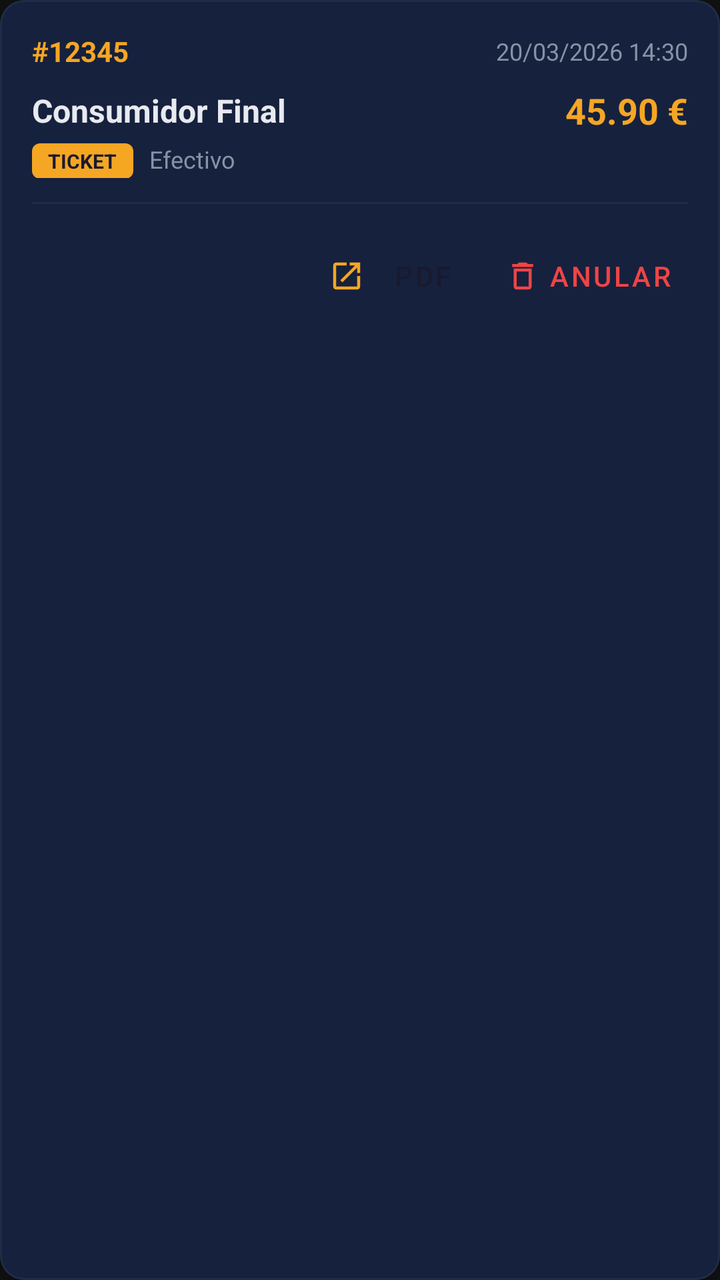
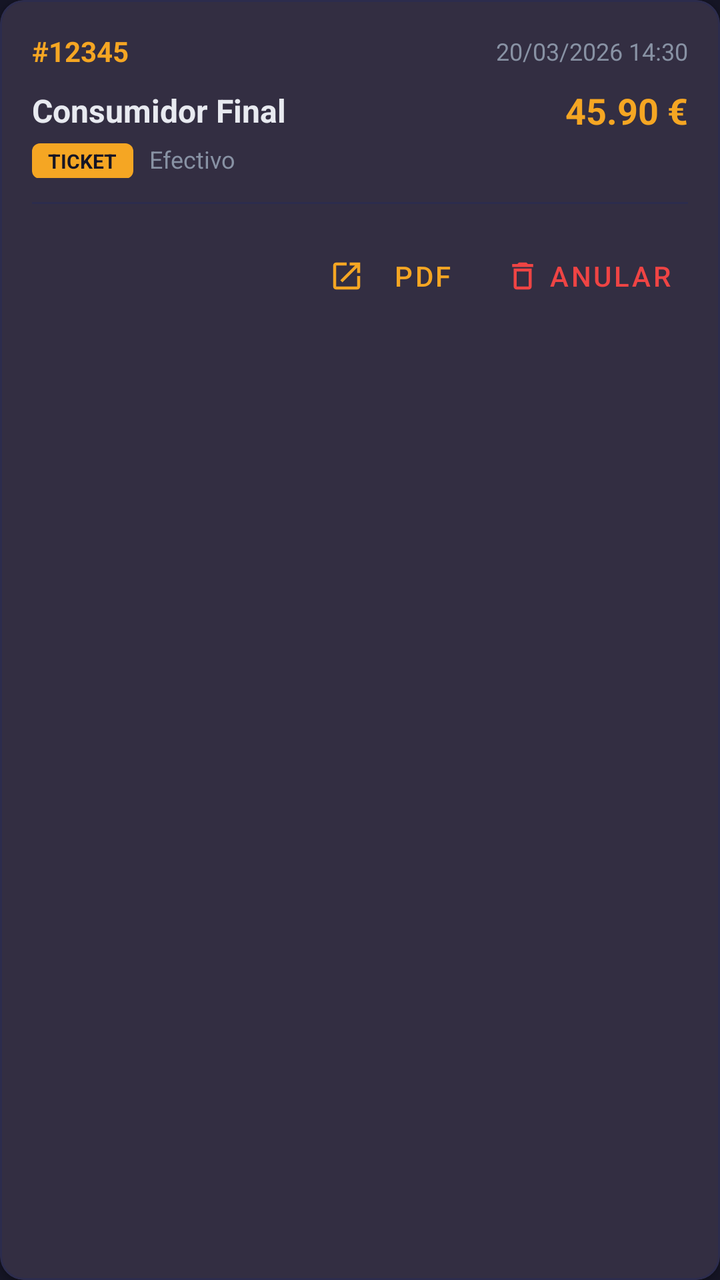

Screens rendered from an Android XML layout before and after an edit, with the pre-edit source and the edit as a unified diff.
<!-- AndroidManifest.xml: application theme Theme.Electrobazar -->
<!-- res/layout/item_invoice_admin.xml -->
<?xml version="1.0" encoding="utf-8"?>
<com.google.android.material.card.MaterialCardView xmlns:android="http://schemas.android.com/apk/res/android"
    xmlns:app="http://schemas.android.com/apk/res-auto"
    android:layout_width="match_parent"
    android:layout_height="wrap_content"
    android:layout_marginBottom="8dp"
    app:cardBackgroundColor="@color/secondary"
    app:cardCornerRadius="12dp"
    app:cardElevation="2dp"
    app:strokeColor="@color/border"
    app:strokeWidth="1dp">

    <LinearLayout
        android:layout_width="match_parent"
        android:layout_height="wrap_content"
        android:orientation="vertical"
        android:padding="16dp">

        <LinearLayout
            android:layout_width="match_parent"
            android:layout_height="wrap_content"
            android:gravity="center_vertical"
            android:orientation="horizontal">

            <TextView
                android:id="@+id/invoiceIdText"
                android:layout_width="0dp"
                android:layout_height="wrap_content"
                android:layout_weight="1"
                android:text="#12345"
                android:textColor="@color/accent"
                android:textSize="14sp"
                android:textStyle="bold" />

            <TextView
                android:id="@+id/invoiceDateText"
                android:layout_width="wrap_content"
                android:layout_height="wrap_content"
                android:text="20/03/2026 14:30"
                android:textColor="@color/text_muted"
                android:textSize="12sp" />
        </LinearLayout>

        <LinearLayout
            android:layout_width="match_parent"
            android:layout_height="wrap_content"
            android:layout_marginTop="8dp"
            android:gravity="center_vertical"
            android:orientation="horizontal">

            <TextView
                android:id="@+id/invoiceCustomerText"
                android:layout_width="0dp"
                android:layout_height="wrap_content"
                android:layout_weight="1"
                android:text="Consumidor Final"
                android:textColor="@color/text_main"
                android:textSize="16sp"
                android:textStyle="bold" />

            <TextView
                android:id="@+id/invoiceTotalText"
                android:layout_width="wrap_content"
                android:layout_height="wrap_content"
                android:text="45.90 €"
                android:textColor="@color/accent"
                android:textSize="18sp"
                android:textStyle="bold" />
        </LinearLayout>

        <LinearLayout
            android:layout_width="match_parent"
            android:layout_height="wrap_content"
            android:layout_marginTop="4dp"
            android:orientation="horizontal">

            <TextView
                android:id="@+id/invoiceTypeText"
                android:layout_width="wrap_content"
                android:layout_height="wrap_content"
                android:background="@drawable/badge_bg_ticket"
                android:paddingHorizontal="8dp"
                android:paddingVertical="2dp"
                android:text="TICKET"
                android:textColor="@color/primary"
                android:textSize="10sp"
                android:textStyle="bold" />

            <TextView
                android:id="@+id/invoiceMethodText"
                android:layout_width="wrap_content"
                android:layout_height="wrap_content"
                android:layout_marginStart="8dp"
                android:text="Efectivo"
                android:textColor="@color/text_muted"
                android:textSize="12sp" />

            <TextView
                android:id="@+id/invoiceStatusText"
                android:layout_width="wrap_content"
                android:layout_height="wrap_content"
                android:layout_marginStart="8dp"
                android:text="ANULADA"
                android:textColor="@color/danger"
                android:textSize="10sp"
                android:textStyle="bold"
                android:visibility="gone" />
        </LinearLayout>

        <View
            android:layout_width="match_parent"
            android:layout_height="1dp"
            android:layout_marginVertical="12dp"
            android:background="@color/border" />

        <LinearLayout
            android:layout_width="match_parent"
            android:layout_height="wrap_content"
            android:gravity="end"
            android:orientation="horizontal">

            <com.google.android.material.button.MaterialButton
                android:id="@+id/btnDownload"
                style="@style/Widget.MaterialComponents.Button.TextButton"
                android:layout_width="wrap_content"
                android:layout_height="wrap_content"
                android:text="PDF"
                app:icon="@drawable/ic_download"
                app:iconTint="@color/accent" />

            <com.google.android.material.button.MaterialButton
                android:id="@+id/btnCancel"
                style="@style/Widget.MaterialComponents.Button.TextButton"
                android:layout_width="wrap_content"
                android:layout_height="wrap_content"
                android:text="ANULAR"
                android:textColor="@color/danger"
                app:icon="@drawable/ic_delete"
                app:iconTint="@color/danger" />
        </LinearLayout>

    </LinearLayout>

</com.google.android.material.card.MaterialCardView>
<!-- resources referenced by this layout -->
<resources>
  <color name="accent">#f5a623</color>
  <color name="border">#1e2d45</color>
  <color name="danger">#ef4444</color>
  <color name="primary">#1a1a2e</color>
  <color name="secondary">#16213e</color>
  <color name="text_main">#e8eaf0</color>
  <color name="text_muted">#8892a4</color>
  <!-- drawable badge_bg_ticket (drawable) -->
  <?xml version="1.0" encoding="utf-8"?>
  <shape xmlns:android="http://schemas.android.com/apk/res/android">
      <solid android:color="@color/accent" />
      <corners android:radius="4dp" />
  </shape>
  <!-- drawable ic_delete (drawable) -->
  <vector xmlns:android="http://schemas.android.com/apk/res/android"
      android:width="24dp"
      android:height="24dp"
      android:viewportWidth="24"
      android:viewportHeight="24">
      <path
          android:fillColor="#FF000000"
          android:pathData="M16,9v10H8V9h8m-1.5,-6h-5l-1,1H5v2h14V4h-3.5l-1,-1zM18,7H6v12c0,1.1 0.9,2 2,2h8c1.1,0 2,-0.9 2,-2V7z" />
  </vector>
  <!-- drawable ic_download (drawable) -->
  <vector xmlns:android="http://schemas.android.com/apk/res/android"
      android:width="24dp"
      android:height="24dp"
      android:viewportWidth="24"
      android:viewportHeight="24">
      <path
          android:fillColor="#FF000000"
          android:pathData="M19,19H5V5h7V3H5c-1.11,0 -2,0.9 -2,2v14c0,1.1 0.89,2 2,2h14c1.1,0 2,-0.9 2,-2v-7h-2v7zM14,3v2h3.59l-9.83,9.83 1.41,1.41L19,6.41V10h2V3h-7z" />
  </vector>
  <style name="Theme.Electrobazar" parent="Base.Theme.Electrobazar" />
  <style name="Base.Theme.Electrobazar" parent="Theme.Material3.DayNight.NoActionBar">
          <item name="colorPrimary">@color/primary</item>
          <item name="colorSecondary">@color/secondary</item>
          <item name="android:windowBackground">@color/background</item>
          <item name="android:textColorPrimary">@color/text_main</item>
          <item name="colorError">@color/danger</item>
      </style>
  <color name="background">#111111</color>
</resources>

<!-- the commit's change to res/layout/item_invoice_admin.xml (unified diff, before → after) -->
@@ -4,10 +4,10 @@
     android:layout_width="match_parent"
     android:layout_height="wrap_content"
     android:layout_marginBottom="8dp"
-    app:cardBackgroundColor="@color/secondary"
+    app:cardBackgroundColor="?attr/colorSurface"
     app:cardCornerRadius="12dp"
     app:cardElevation="2dp"
-    app:strokeColor="@color/border"
+    app:strokeColor="?attr/colorOutline"
     app:strokeWidth="1dp">
 
     <LinearLayout
@@ -28,7 +28,7 @@
                 android:layout_height="wrap_content"
                 android:layout_weight="1"
                 android:text="#12345"
-                android:textColor="@color/accent"
+                android:textColor="?attr/colorPrimary"
                 android:textSize="14sp"
                 android:textStyle="bold" />
 
@@ -37,7 +37,7 @@
                 android:layout_width="wrap_content"
                 android:layout_height="wrap_content"
                 android:text="20/03/2026 14:30"
-                android:textColor="@color/text_muted"
+                android:textColor="?attr/android:textColorSecondary"
                 android:textSize="12sp" />
         </LinearLayout>
 
@@ -54,7 +54,7 @@
                 android:layout_height="wrap_content"
                 android:layout_weight="1"
                 android:text="Consumidor Final"
-                android:textColor="@color/text_main"
+                android:textColor="?attr/android:textColorPrimary"
                 android:textSize="16sp"
                 android:textStyle="bold" />
 
@@ -63,7 +63,7 @@
                 android:layout_width="wrap_content"
                 android:layout_height="wrap_content"
                 android:text="45.90 €"
-                android:textColor="@color/accent"
+                android:textColor="?attr/colorPrimary"
                 android:textSize="18sp"
                 android:textStyle="bold" />
         </LinearLayout>
@@ -82,7 +82,7 @@
                 android:paddingHorizontal="8dp"
                 android:paddingVertical="2dp"
                 android:text="TICKET"
-                android:textColor="@color/primary"
+                android:textColor="?attr/android:windowBackground"
                 android:textSize="10sp"
                 android:textStyle="bold" />
 
@@ -92,7 +92,7 @@
                 android:layout_height="wrap_content"
                 android:layout_marginStart="8dp"
                 android:text="Efectivo"
-                android:textColor="@color/text_muted"
+                android:textColor="?attr/android:textColorSecondary"
                 android:textSize="12sp" />
 
             <TextView
@@ -111,7 +111,7 @@
             android:layout_width="match_parent"
             android:layout_height="1dp"
             android:layout_marginVertical="12dp"
-            android:background="@color/border" />
+            android:background="?attr/colorOutline" />
 
         <LinearLayout
             android:layout_width="match_parent"
@@ -125,8 +125,9 @@
                 android:layout_width="wrap_content"
                 android:layout_height="wrap_content"
                 android:text="PDF"
+                android:textColor="?attr/colorPrimary"
                 app:icon="@drawable/ic_download"
-                app:iconTint="@color/accent" />
+                app:iconTint="?attr/colorPrimary" />
 
             <com.google.android.material.button.MaterialButton
                 android:id="@+id/btnCancel"
<!-- resource entries referenced after the edit -->
@@ -1,10 +1,11 @@
 <!-- resources referenced by this layout -->
 <resources>
   <color name="accent">#f5a623</color>
-  <color name="border">#1e2d45</color>
+  <color name="border">#2c2c4d</color>
   <color name="danger">#ef4444</color>
-  <color name="primary">#1a1a2e</color>
-  <color name="secondary">#16213e</color>
+  <color name="primary">#151525</color>
+  <color name="surface">#252545</color>
+  <color name="secondary">#1e1e35</color>
   <color name="text_main">#e8eaf0</color>
   <color name="text_muted">#8892a4</color>
   <!-- drawable badge_bg_ticket (drawable) -->
@@ -35,12 +36,30 @@
   </vector>
   <style name="Theme.Electrobazar" parent="Base.Theme.Electrobazar" />
   <style name="Base.Theme.Electrobazar" parent="Theme.Material3.DayNight.NoActionBar">
-          <item name="colorPrimary">@color/primary</item>
-          <item name="colorSecondary">@color/secondary</item>
-          <item name="android:windowBackground">@color/background</item>
+          
+          <item name="colorPrimary">@color/accent</item>
+          <item name="colorOnPrimary">@color/primary</item>
+          <item name="colorSecondary">@color/accent</item>
+          <item name="colorOnSecondary">@color/primary</item>
+          <item name="colorPrimaryContainer">@color/surface</item>
+          <item name="colorOnPrimaryContainer">@color/text_main</item>
+          
+          <item name="colorSurface">@color/surface</item>
+          <item name="colorOnSurface">@color/text_main</item>
+          <item name="colorSurfaceVariant">@color/secondary</item>
+          <item name="colorOnSurfaceVariant">@color/text_muted</item>
+          <item name="colorOutline">@color/border</item>
+          
+          <item name="android:windowBackground">@color/primary</item>
+          <item name="android:colorBackground">@color/primary</item>
           <item name="android:textColorPrimary">@color/text_main</item>
+          <item name="android:textColorSecondary">@color/text_muted</item>
+          <item name="android:textColorHint">@color/text_muted</item>
+          
+          <item name="android:statusBarColor">@color/primary</item>
+          <item name="android:navigationBarColor">@color/primary</item>
+          
           <item name="colorError">@color/danger</item>
       </style>
-  <color name="background">#111111</color>
 </resources>
 
